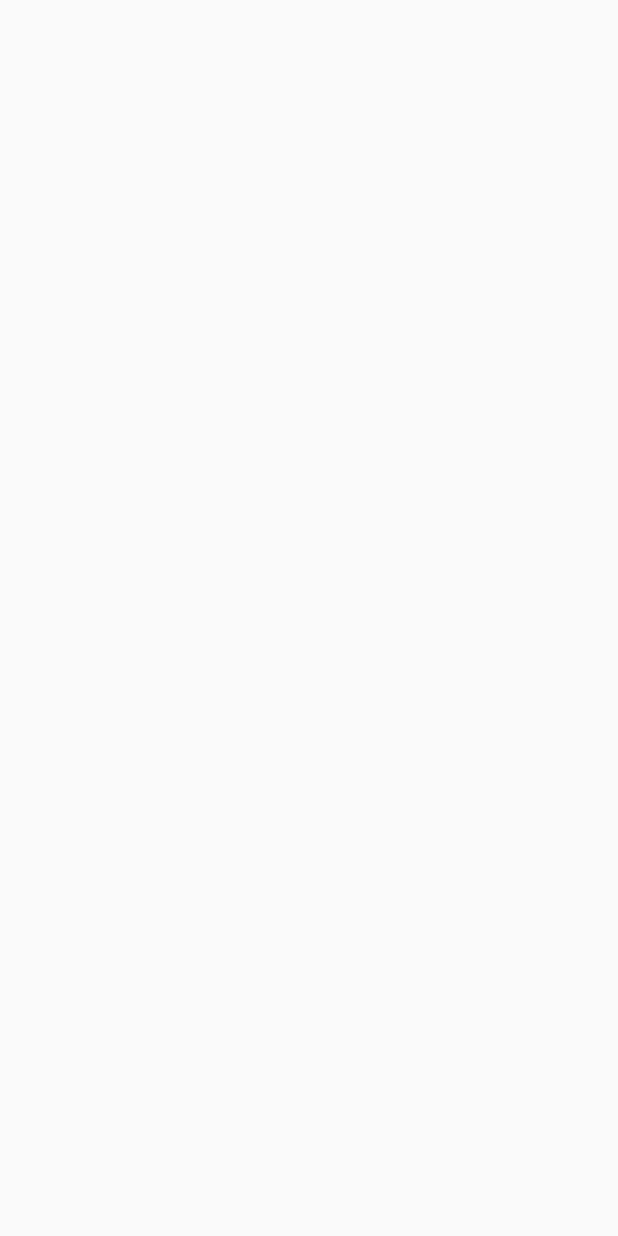
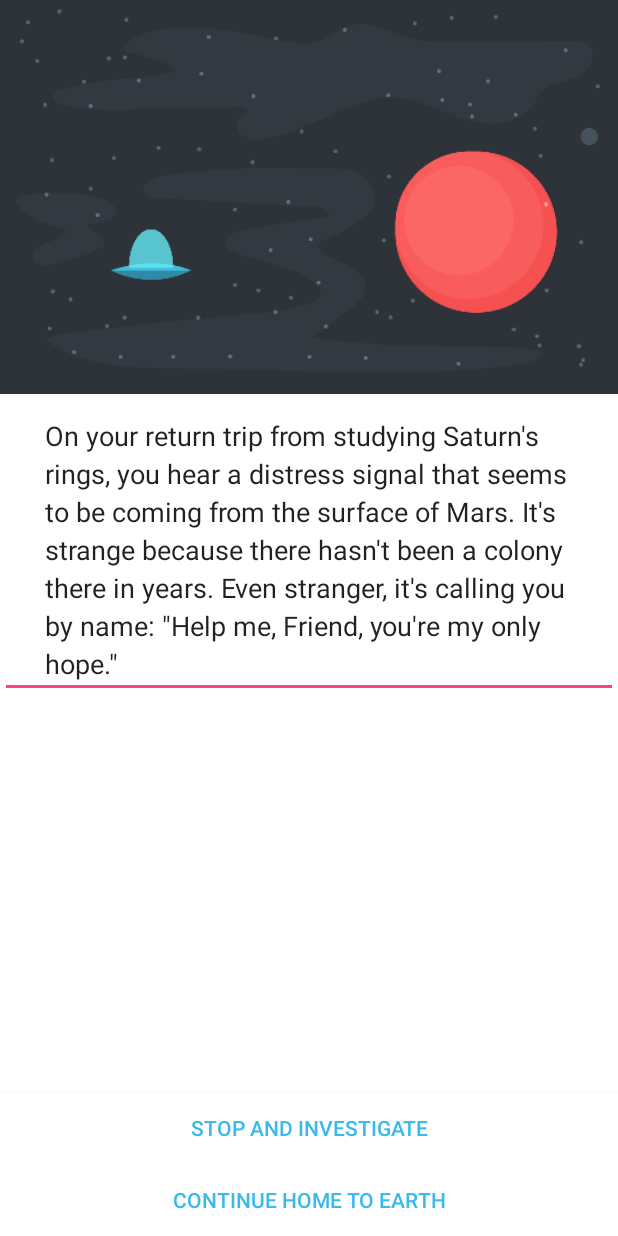
Before and after one commit to patrykscheffler/InteractiveStory, an Android app: the StoryActivity screen opened directly, with no data from a screen before it, on a phone screen of 412 x 824 dp. Before the commit the screen is empty. Run offline under Robolectric (Android 15) with nearby library versions, the phone set to English and light mode, and no system bars.

Commit message:
Finished StoryActivity

```diff
--- a/app/src/main/AndroidManifest.xml
+++ b/app/src/main/AndroidManifest.xml
@@ -22,6 +22,7 @@
         <activity
             android:name=".ui.StoryActivity"
             android:label="@string/title_activity_story"
+            android:screenOrientation="portrait"
             android:parentActivityName=".ui.MainActivity"
             android:theme="@style/AppTheme" >
             <meta-data
--- a/app/src/main/java/com/patrykscheffler/interactivestory/model/Story.java
+++ b/app/src/main/java/com/patrykscheffler/interactivestory/model/Story.java
@@ -50,4 +50,8 @@ public class Story {
                 "You arrive home on Earth. While your mission was a success, you forever wonder what was sending that signal. Perhaps a future mission will be able to investigate...");
 
     }
+
+    public Page getPage(int pageNumber) {
+        return mPages[pageNumber];
+    }
 }
--- a/app/src/main/java/com/patrykscheffler/interactivestory/ui/MainActivity.java
+++ b/app/src/main/java/com/patrykscheffler/interactivestory/ui/MainActivity.java
@@ -36,4 +36,10 @@ public class MainActivity extends AppCompatActivity {
         intent.putExtra(getString(R.string.key_name), name);
         startActivity(intent);
     }
+
+    @Override
+    protected void onResume() {
+        super.onResume();
+        mNameField.setText("");
+    }
 }
--- a/app/src/main/java/com/patrykscheffler/interactivestory/ui/StoryActivity.java
+++ b/app/src/main/java/com/patrykscheffler/interactivestory/ui/StoryActivity.java
@@ -1,16 +1,33 @@
 package com.patrykscheffler.interactivestory.ui;
 
 import android.content.Intent;
+import android.graphics.drawable.Drawable;
 import android.os.Bundle;
+import android.support.v4.content.ContextCompat;
+import android.support.v4.content.res.ResourcesCompat;
 import android.support.v7.app.AppCompatActivity;
 import android.util.Log;
+import android.view.View;
+import android.widget.Button;
+import android.widget.ImageView;
+import android.widget.TextView;
 
 import com.patrykscheffler.interactivestory.R;
 import com.patrykscheffler.interactivestory.model.Page;
+import com.patrykscheffler.interactivestory.model.Story;
 
 public class StoryActivity extends AppCompatActivity {
 
+    private Story mStory = new Story();
+
     public static final String TAG = StoryActivity.class.getSimpleName();
+
+    private ImageView mImageView;
+    private TextView mTextView;
+    private Button mChoice1;
+    private Button mChoice2;
+    private String mName;
+    private Page mCurrentPage;
 
     @Override
     protected void onCreate(Bundle savedInstanceState) {
@@ -18,10 +35,62 @@ public class StoryActivity extends AppCompatActivity {
         setContentView(R.layout.activity_story);
 
         Intent intent = getIntent();
-        String name = intent.getStringExtra(getString(R.string.key_name));
-        if (name == null) name = "Friend";
-        Log.d(TAG, name);
+        mName = intent.getStringExtra(getString(R.string.key_name));
+        if (mName == null) mName = "Friend";
+        Log.d(TAG, mName);
 
+        mImageView = (ImageView) findViewById(R.id.storyImageView);
+        mTextView = (TextView) findViewById(R.id.storyTextView);
+        mChoice1 = (Button) findViewById(R.id.choiceButton1);
+        mChoice2 = (Button) findViewById(R.id.choiceButton2);
+
+        loadPage(0);
+    }
+
+    private void loadPage(int choice) {
+        mCurrentPage = mStory.getPage(choice);
+
+        Drawable drawable = ContextCompat.getDrawable(this, mCurrentPage.getImageId());
+        mImageView.setImageDrawable(drawable);
+
+        String pageText = mCurrentPage.getText();
+        // Add the name if placeholder include. Won't add if no placeholder
+        pageText = String.format(pageText, mName);
+        mTextView.setText(pageText);
+
+        if (mCurrentPage.isFinal()) {
+
+            mChoice1.setVisibility(View.INVISIBLE);
+            mChoice2.setText("PLAY AGAIN");
+            mChoice2.setOnClickListener(new View.OnClickListener() {
+                @Override
+                public void onClick(View v) {
+                    finish();
+                }
+            });
+
+        } else {
+
+            mChoice1.setText(mCurrentPage.getChoice1().getText());
+            mChoice2.setText(mCurrentPage.getChoice2().getText());
+
+            mChoice1.setOnClickListener(new View.OnClickListener() {
+                @Override
+                public void onClick(View v) {
+                    int nextPage = mCurrentPage.getChoice1().getNextPage();
+                    loadPage(nextPage);
+                }
+            });
+
+            mChoice2.setOnClickListener(new View.OnClickListener() {
+                @Override
+                public void onClick(View v) {
+                    int nextPage = mCurrentPage.getChoice2().getNextPage();
+                    loadPage(nextPage);
+                }
+            });
+
+        }
     }
 
 }
--- a/app/src/main/res/layout/content_main.xml
+++ b/app/src/main/res/layout/content_main.xml
@@ -6,7 +6,8 @@
     android:layout_height="match_parent"
     app:layout_behavior="@string/appbar_scrolling_view_behavior"
     tools:context="com.patrykscheffler.interactivestory.ui.MainActivity"
-    tools:showIn="@layout/activity_main">
+    tools:showIn="@layout/activity_main"
+    android:background="@android:color/white">
 
     <ImageView
         android:layout_width="match_parent"
@@ -27,7 +28,9 @@
         android:id="@+id/startButton"
         android:layout_alignParentBottom="true"
         android:layout_alignParentLeft="true"
-        android:layout_alignParentStart="true" />
+        android:layout_alignParentStart="true"
+        android:background="@android:color/white"
+        android:textColor="#FF3ABAEC" />
 
     <EditText
         android:layout_width="match_parent"
--- a/app/src/main/res/layout/content_story.xml
+++ b/app/src/main/res/layout/content_story.xml
@@ -2,12 +2,55 @@
 <RelativeLayout xmlns:android="http://schemas.android.com/apk/res/android"
     xmlns:tools="http://schemas.android.com/tools"
     xmlns:app="http://schemas.android.com/apk/res-auto" android:layout_width="match_parent"
-    android:layout_height="match_parent" android:paddingLeft="@dimen/activity_horizontal_margin"
-    android:paddingRight="@dimen/activity_horizontal_margin"
-    android:paddingTop="@dimen/activity_vertical_margin"
-    android:paddingBottom="@dimen/activity_vertical_margin"
+    android:layout_height="match_parent"
     app:layout_behavior="@string/appbar_scrolling_view_behavior"
     tools:showIn="@layout/activity_story"
-    tools:context="com.patrykscheffler.interactivestory.ui.StoryActivity">
+    tools:context="com.patrykscheffler.interactivestory.ui.StoryActivity"
+    android:background="@android:color/white">
 
+    <ImageView
+        android:layout_width="match_parent"
+        android:layout_height="wrap_content"
+        android:id="@+id/storyImageView"
+        android:layout_alignParentTop="true"
+        android:layout_alignParentLeft="true"
+        android:layout_alignParentStart="true"
+        android:src="@drawable/page3"
+        android:scaleType="fitXY"
+        android:adjustViewBounds="true" />
+
+    <EditText
+        android:layout_width="match_parent"
+        android:layout_height="wrap_content"
+        android:id="@+id/storyTextView"
+        android:layout_below="@+id/storyImageView"
+        android:layout_alignParentLeft="true"
+        android:layout_alignParentStart="true"
+        android:text="You continue your course to Earth. Two days later, you receive a transmission from HQ saying that they have detected some sort of anomaly on the surface of Mars near an abandoned rover. They ask you to investigate, but ultimately the decision is yours because your mission has already run much longer than planned and supplies are low."
+        android:paddingLeft="30dp"
+        android:paddingTop="15dp"
+        android:paddingRight="30dp"
+        android:lineSpacingMultiplier="1.2"/>
+
+    <Button
+        android:layout_width="match_parent"
+        android:layout_height="wrap_content"
+        android:text="Stop and investigate"
+        android:id="@+id/choiceButton2"
+        android:layout_alignParentBottom="true"
+        android:layout_alignParentLeft="true"
+        android:layout_alignParentStart="true"
+        android:background="@android:color/white"
+        android:textColor="#3abaec" />
+
+    <Button
+        android:layout_width="match_parent"
+        android:layout_height="wrap_content"
+        android:text="Continue home to earth"
+        android:id="@+id/choiceButton1"
+        android:layout_above="@+id/choiceButton2"
+        android:layout_alignLeft="@+id/choiceButton2"
+        android:layout_alignStart="@+id/choiceButton2"
+        android:background="@android:color/white"
+        android:textColor="#FF3ABAEC" />
 </RelativeLayout>
```
